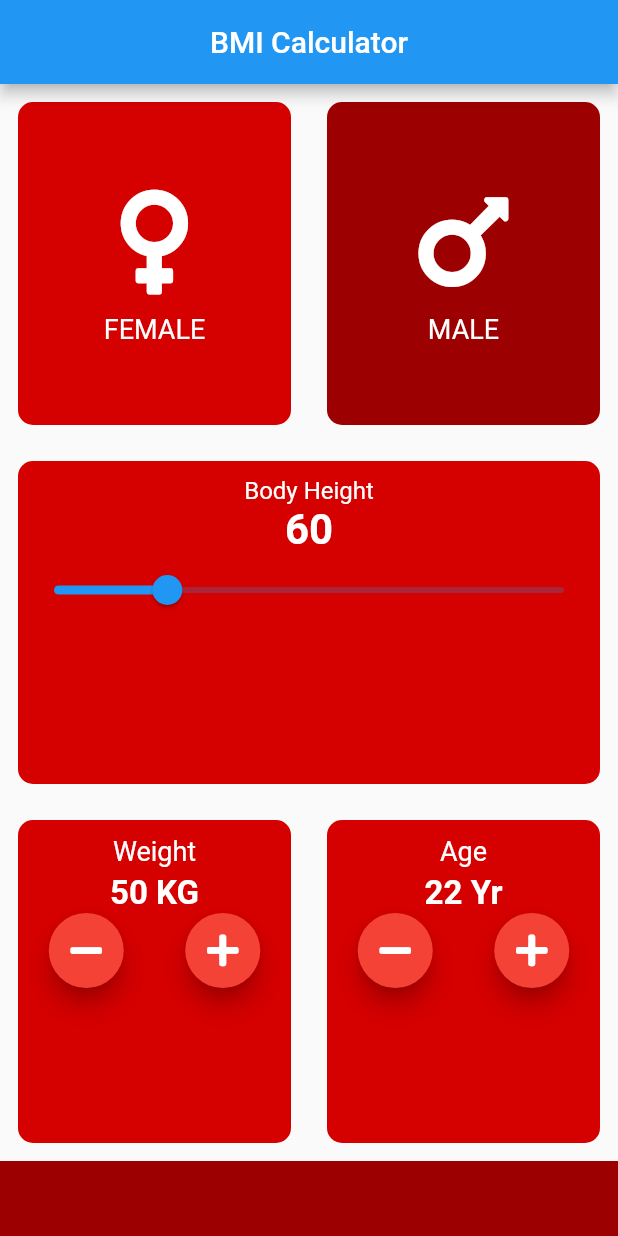
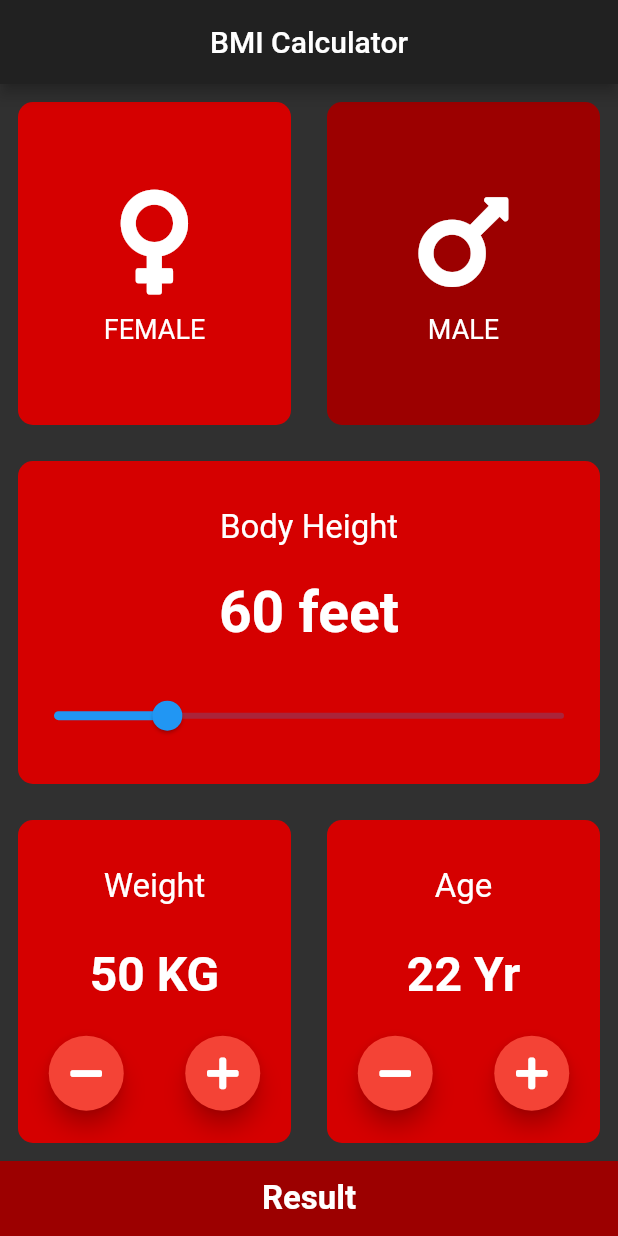
Before and after one commit to Lihaas/BMI_Calculator, a Flutter app: the screen it shows after launch, on a phone screen of 412 x 824 dp. Run offline on Flutter 3.47's test engine with Material 2 defaults, Android fonts, the phone set to English and light mode, and no system bars; our stand-ins replace font_awesome_flutter.

Commit message:
Final BMI

```diff
--- a/lib/inputData.dart
+++ b/lib/inputData.dart
@@ -6,6 +6,7 @@ import 'package:font_awesome_flutter/font_awesome_flutter.dart';
 import 'IconContanor.dart';
 import 'ReuseableCard.dart';
 import 'resultPage.dart';
+import 'calclutorMind.dart';
 
 enum Gender {
   male,
@@ -91,6 +92,7 @@ class _InputDataState extends State<InputData> {
                   colors: UnActiveCardColor,
                   cardMake: Column(
                     crossAxisAlignment: CrossAxisAlignment.stretch,
+                    mainAxisAlignment: MainAxisAlignment.spaceEvenly,
                     children: <Widget>[
                       Center(
                         child: Container(
@@ -100,17 +102,17 @@ class _InputDataState extends State<InputData> {
                             "Body Height",
                             style: TextStyle(
                               color: Colors.white,
-                              fontSize: 16,
+                              fontSize: 22,
                             ),
                           ),
                         ),
                       ),
                       Center(
                         child: Text(
-                          height.toString(),
+                          height.toString() + " feet",
                           style: TextStyle(
                               color: Colors.white,
-                              fontSize: 28,
+                              fontSize: 38,
                               fontWeight: FontWeight.bold),
                         ),
                       ),
@@ -127,13 +129,14 @@ class _InputDataState extends State<InputData> {
                     child: ReuseableCard(
                       colors: UnActiveCardColor,
                       cardMake: Column(
+                        mainAxisAlignment: MainAxisAlignment.spaceEvenly,
                         children: <Widget>[
                           Padding(
                             padding: const EdgeInsets.fromLTRB(0, 10, 0, 0),
                             child: Text(
                               "Weight",
                               style:
-                                  TextStyle(color: Colors.white, fontSize: 18),
+                                  TextStyle(color: Colors.white, fontSize: 22),
                             ),
                           ),
                           Padding(
@@ -142,7 +145,7 @@ class _InputDataState extends State<InputData> {
                               weight.toString() + " KG",
                               style: TextStyle(
                                   color: Colors.white,
-                                  fontSize: 22,
+                                  fontSize: 32,
                                   fontWeight: FontWeight.bold),
                             ),
                           ),
@@ -178,13 +181,14 @@ class _InputDataState extends State<InputData> {
                     child: ReuseableCard(
                       colors: UnActiveCardColor,
                       cardMake: Column(
+                        mainAxisAlignment: MainAxisAlignment.spaceEvenly,
                         children: <Widget>[
                           Padding(
                             padding: const EdgeInsets.fromLTRB(0, 10, 0, 0),
                             child: Text(
                               "Age",
                               style:
-                                  TextStyle(color: Colors.white, fontSize: 18),
+                                  TextStyle(color: Colors.white, fontSize: 22),
                             ),
                           ),
                           Padding(
@@ -193,7 +197,7 @@ class _InputDataState extends State<InputData> {
                               age.toString() + " Yr",
                               style: TextStyle(
                                   color: Colors.white,
-                                  fontSize: 22,
+                                  fontSize: 32,
                                   fontWeight: FontWeight.bold),
                             ),
                           ),
@@ -230,12 +234,34 @@ class _InputDataState extends State<InputData> {
             ),
             GestureDetector(
               onTap: () {
+                calculatorMind cm = new calculatorMind(height, weight);
+                String bmi = cm.getBMI();
+                String nota = cm.getNotation();
+                String res = cm.getResult();
                 Navigator.push(
-                    context, MaterialPageRoute(builder: (context) => Result()));
+                    context,
+                    MaterialPageRoute(
+                        builder: (context) => Result(
+                              Results: res,
+                              BMI: bmi,
+                              Notation: nota,
+                            )));
               },
               child: Container(
                 color: ActiveColor,
                 height: BottomHeight,
+                child: Column(
+                  crossAxisAlignment: CrossAxisAlignment.stretch,
+                  mainAxisAlignment: MainAxisAlignment.spaceEvenly,
+                  children: [
+                    Center(
+                        child: Text(
+                      "Result",
+                      style:
+                          TextStyle(fontSize: 22, fontWeight: FontWeight.bold),
+                    )),
+                  ],
+                ),
               ),
             )
           ],
--- a/lib/main.dart
+++ b/lib/main.dart
@@ -9,6 +9,7 @@ class BMI extends StatelessWidget {
   @override
   Widget build(BuildContext context) {
     return MaterialApp(
+      theme: ThemeData.dark(),
       home: InputData(),
     );
   }
```
Also changed, not shown: lib/calclutorMind.dart (added, +35 -0 lines), lib/resultPage.dart (+66 -18 lines).
